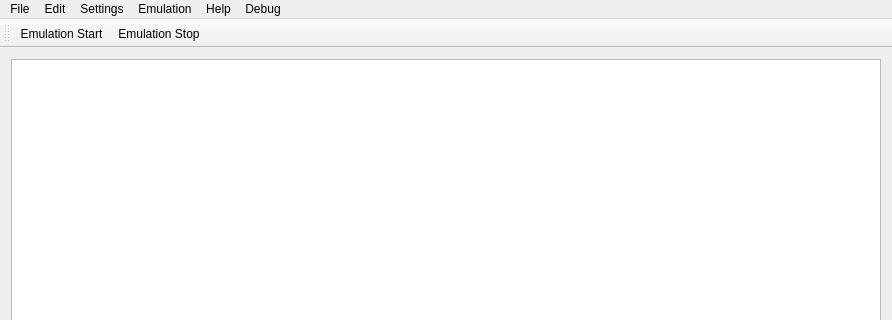
Old version of the form gui/mainwindow.ui in the repository literalmente-game/CxBx-Reloaded-QT-GUI; both pictures show x 0 to 892 and y 0 to 320 of the 892 by 586 pixel window.
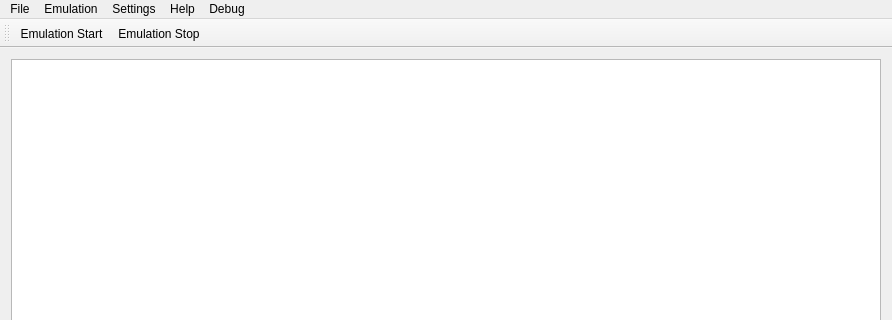
New version of the form. Icons and pictures are not drawn.

Commit message: Added menus on Emulation(Start, Start D, Stop), Debug(Console, File...), HLE Cache(Clear Rescan). Added Controller and Eepron tabs.

Diff of the .ui file:
```diff
--- a/gui/mainwindow.ui
+++ b/gui/mainwindow.ui
@@ -77,11 +77,6 @@
     <addaction name="separator"/>
     <addaction name="actionExit"/>
    </widget>
-   <widget class="QMenu" name="menuEdit">
-    <property name="title">
-     <string>Edit</string>
-    </property>
-   </widget>
    <widget class="QMenu" name="menuSettings">
     <property name="title">
      <string>Settings</string>
@@ -115,9 +110,8 @@
     <addaction name="actionOutput_Kernel"/>
    </widget>
    <addaction name="menuFile"/>
-   <addaction name="menuEdit"/>
-   <addaction name="menuSettings"/>
    <addaction name="menuEmulation"/>
+   <addaction name="menuSettings"/>
    <addaction name="menuHelp"/>
    <addaction name="menuDebug"/>
   </widget>
```
Left out of the diff: 73 changed lines with no effect on the pictures. The commit also changes 6 other files.
